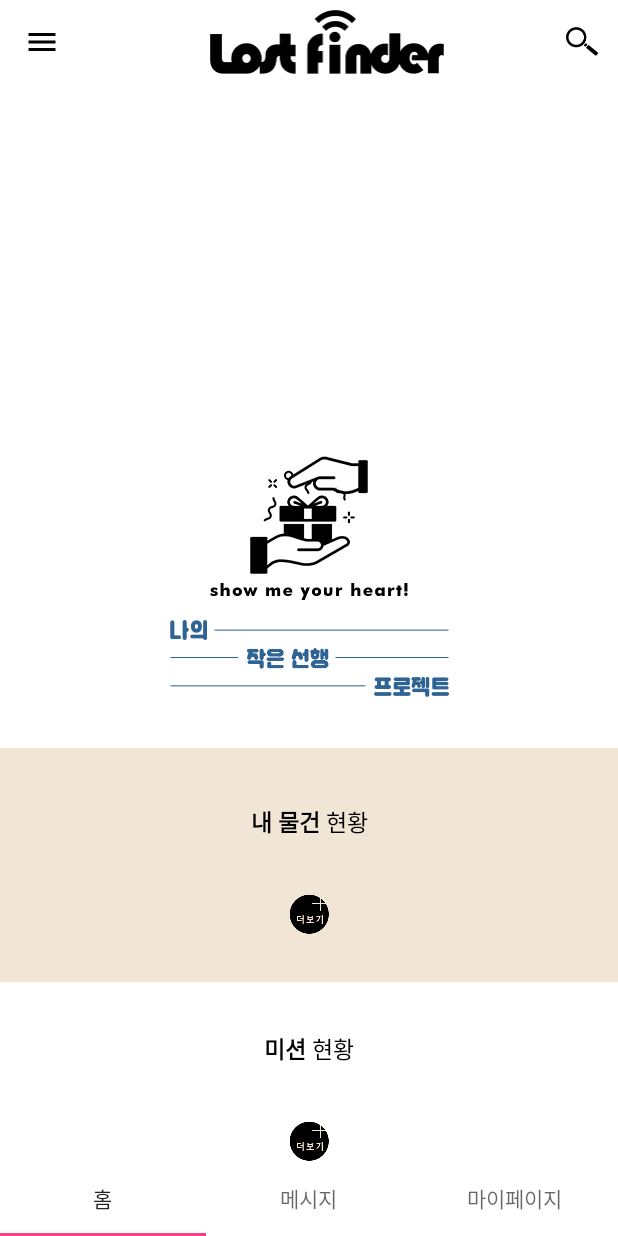
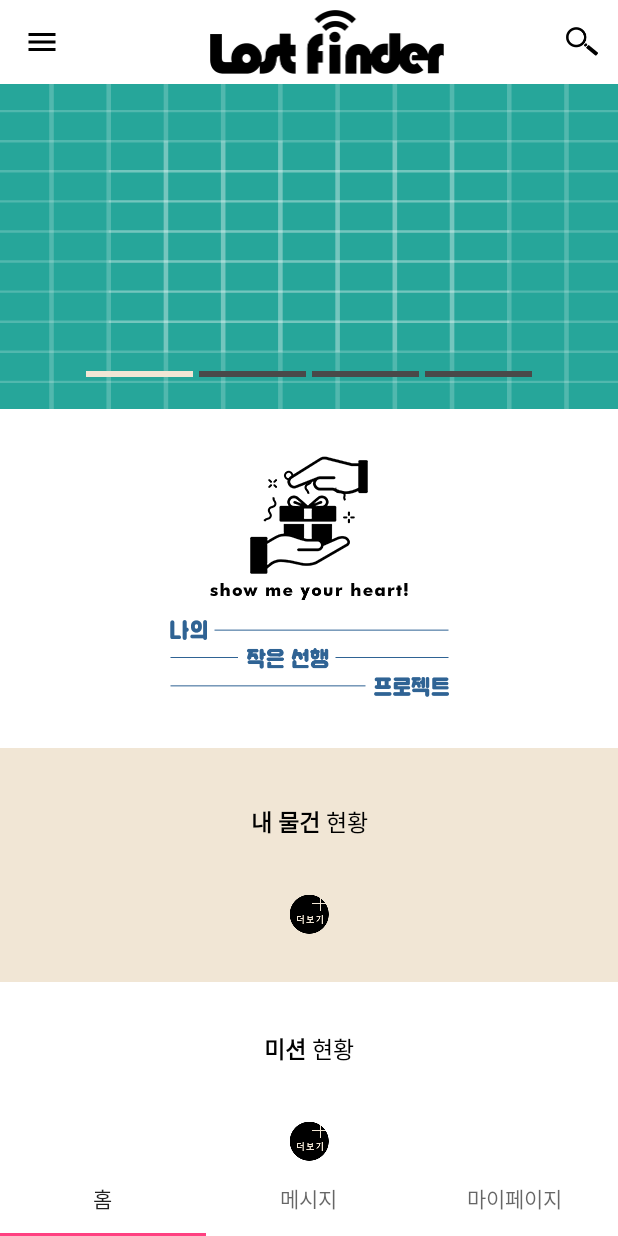
Before and after one commit to SoBsch/LOSTFINDER, an Android app: the Home screen opened directly, with no data from a screen before it, on a phone screen of 412 x 824 dp. Run offline under Robolectric (Android 15) with nearby library versions, the phone set to English and light mode, and no system bars; pictures from the network do not load.

Commit message:
* 이미지 슬라이드 인디케이터 적용

```diff
--- /dev/null
+++ b/app/src/main/java/lostfinder/sobsch/lostfinder/adapter/MainImageSlider.kt
@@ -0,0 +1,42 @@
+package lostfinder.sobsch.lostfinder.adapter
+
+import android.content.Context
+import android.support.v4.view.PagerAdapter
+import android.support.v4.view.ViewPager
+import android.view.LayoutInflater
+import android.view.View
+import android.view.ViewGroup
+import android.widget.ImageView
+import lostfinder.sobsch.lostfinder.R
+import lostfinder.sobsch.lostfinder.util.ImageUtil
+
+class MainImageSlider(val context: Context, private val items: MutableList<String>)
+    : PagerAdapter() {
+
+    private val inflater: LayoutInflater = LayoutInflater.from(context)
+
+    override fun instantiateItem(container: ViewGroup, position: Int): Any {
+
+        val mView = inflater.inflate(R.layout.home_slide_item, container, false)
+
+        val imageView = mView.findViewById<ImageView>(R.id.home_slide_image)
+
+        ImageUtil.squareDrawableImage(imageView, R.drawable.ic_launcher_background, context)
+        container.addView(mView)
+
+        return mView
+    }
+
+    override fun isViewFromObject(view: View, p1: Any): Boolean {
+        return view == p1
+    }
+
+    override fun destroyItem(container: ViewGroup, position: Int, `object`: Any) {
+        val viewPager = container as ViewPager
+        val view = `object` as View
+
+        viewPager.removeView(view)
+    }
+
+    override fun getCount(): Int = items.size
+}
--- a/app/src/main/java/lostfinder/sobsch/lostfinder/ui/home/Home.kt
+++ b/app/src/main/java/lostfinder/sobsch/lostfinder/ui/home/Home.kt
@@ -1,5 +1,7 @@
 package lostfinder.sobsch.lostfinder.ui.home
 
+import android.support.design.widget.TabLayout
+import android.support.v4.view.ViewPager
 import android.widget.ImageView
 import kotlinx.android.synthetic.main.fragment_home.*
 import lostfinder.sobsch.lostfinder.R
@@ -12,11 +14,18 @@ class Home : BaseFragment<HomeContract.View, HomeContract.Presenter>(), HomeCont
     override fun getResId(): Int = R.layout.fragment_home
 
     override fun presentImage(): ImageView = home_present
+
     override fun messageImage(): ImageView = home_message
+
     override fun yourImage(): ImageView = home_text
+
+    override fun imageSlider(): ViewPager = home_viewpager
+
+    override fun indicatorContainer(): TabLayout = home_indicator_container
 
     override fun init() {
 
+        mPresenter.loadMainSliderItems(context!!)
         mPresenter.loadImages(context!!)
 
     }
--- a/app/src/main/java/lostfinder/sobsch/lostfinder/ui/home/HomeContract.kt
+++ b/app/src/main/java/lostfinder/sobsch/lostfinder/ui/home/HomeContract.kt
@@ -1,7 +1,8 @@
 package lostfinder.sobsch.lostfinder.ui.home
 
 import android.content.Context
-import android.media.Image
+import android.support.design.widget.TabLayout
+import android.support.v4.view.ViewPager
 import android.widget.ImageView
 import lostfinder.sobsch.lostfinder.ui.base.BasePresenter
 import lostfinder.sobsch.lostfinder.ui.base.BaseView
@@ -11,13 +12,21 @@ interface HomeContract {
     interface View : BaseView {
 
         fun presentImage(): ImageView
+
         fun messageImage(): ImageView
+
         fun yourImage(): ImageView
+
+        fun imageSlider(): ViewPager
+
+        fun indicatorContainer(): TabLayout
 
     }
 
     interface Presenter : BasePresenter<View> {
 
+        fun loadMainSliderItems(context: Context)
+
         fun loadImages(context: Context)
     }
 }
--- a/app/src/main/java/lostfinder/sobsch/lostfinder/ui/home/HomePresenter.kt
+++ b/app/src/main/java/lostfinder/sobsch/lostfinder/ui/home/HomePresenter.kt
@@ -2,14 +2,35 @@ package lostfinder.sobsch.lostfinder.ui.home
 
 import android.content.Context
 import lostfinder.sobsch.lostfinder.R
+import lostfinder.sobsch.lostfinder.adapter.MainImageSlider
 import lostfinder.sobsch.lostfinder.ui.base.BasePresenterImpl
 import lostfinder.sobsch.lostfinder.util.ImageUtil
 
 class HomePresenter : BasePresenterImpl<HomeContract.View>(), HomeContract.Presenter {
 
+    override fun loadMainSliderItems(context: Context) {
+        // TODO 서버에서 메인 슬라이드 아이템 받아와 Adapter에 전달 해야됨
+
+        /* dummy*/
+        val items: MutableList<String> = ArrayList()
+        for (a in 0..3) {
+            items.add("")
+        }
+        /* dummy done*/
+
+        mView!!.imageSlider().adapter = MainImageSlider(context, items)
+
+        // indocator
+        mView!!.indicatorContainer().setupWithViewPager(mView!!.imageSlider(), true)
+
+    }
+
     override fun loadImages(context: Context) {
+
         ImageUtil.squareDrawableImage(mView!!.presentImage(), R.drawable.home_present, context)
+
         ImageUtil.squareDrawableImage(mView!!.messageImage(), R.drawable.show_me_your_heart, context)
+
         ImageUtil.squareDrawableImage(mView!!.yourImage(), R.drawable.home_text, context)
     }
 }
--- /dev/null
+++ b/app/src/main/res/drawable/tab_indicator_default.xml
@@ -0,0 +1,13 @@
+<?xml version="1.0" encoding="utf-8"?>
+<layer-list xmlns:android="http://schemas.android.com/apk/res/android">
+    <item android:left="2dp" android:right="2dp"  >
+        <shape android:shape="rectangle">
+
+            <size
+                android:width="75dp"
+                android:height="4dp" />
+
+            <solid android:color="#494949" />
+        </shape>
+    </item>
+</layer-list>
--- /dev/null
+++ b/app/src/main/res/drawable/tab_indicator_selected.xml
@@ -0,0 +1,13 @@
+<?xml version="1.0" encoding="utf-8"?>
+<layer-list xmlns:android="http://schemas.android.com/apk/res/android">
+    <item android:left="2dp" android:right="2dp"  >
+        <shape android:shape="rectangle">
+
+            <size
+                android:width="75dp"
+                android:height="4dp" />
+
+            <solid android:color="@color/login_background" />
+        </shape>
+    </item>
+</layer-list>
--- /dev/null
+++ b/app/src/main/res/drawable/tab_selector.xml
@@ -0,0 +1,8 @@
+<?xml version="1.0" encoding="utf-8"?>
+<selector xmlns:android="http://schemas.android.com/apk/res/android">
+
+    <item android:drawable="@drawable/tab_indicator_selected"
+        android:state_selected="true"/>
+
+    <item android:drawable="@drawable/tab_indicator_default"/>
+</selector>
--- a/app/src/main/res/layout/fragment_home.xml
+++ b/app/src/main/res/layout/fragment_home.xml
@@ -16,6 +16,33 @@
             android:id="@+id/home_viewpager"
             android:layout_width="0dp"
             android:layout_height="216.7dp" />
+
+        <!--  <LinearLayout
+              android:id="@+id/home_indicator_container"
+              android:layout_width="0dp"
+              android:layout_height="4dp"
+              android:background="@null"
+              android:orientation="horizontal"
+              app:layout_constraintBottom_toBottomOf="@id/home_viewpager"
+              app:layout_constraintEnd_toEndOf="parent"
+              app:layout_constraintStart_toStartOf="parent"
+              app:layout_constraintTop_toTopOf="@id/home_viewpager"
+              app:layout_constraintVertical_bias="0.9" />-->
+
+        <android.support.design.widget.TabLayout
+            android:id="@+id/home_indicator_container"
+            android:layout_width="wrap_content"
+            android:layout_height="4dp"
+            app:layout_constraintBottom_toBottomOf="@id/home_viewpager"
+            app:layout_constraintEnd_toEndOf="parent"
+            app:layout_constraintStart_toStartOf="parent"
+            app:layout_constraintTop_toTopOf="@id/home_viewpager"
+            app:layout_constraintVertical_bias="0.9"
+            app:tabBackground="@drawable/tab_selector"
+            app:tabGravity="center"
+            app:tabMinWidth="75dp"
+            app:tabIndicatorHeight="0dp" />
+
 
         <ImageView
             android:id="@+id/home_present"
@@ -131,11 +158,11 @@
             android:id="@+id/home_terms"
             android:layout_width="wrap_content"
             android:layout_height="wrap_content"
+            android:layout_marginBottom="67.3dp"
             android:layout_marginTop="12.3dp"
             android:text="@string/home_terms"
             android:textColor="@color/black"
             android:textSize="5.8sp"
-            android:layout_marginBottom="67.3dp"
             app:layout_constraintBottom_toBottomOf="parent"
             app:layout_constraintEnd_toStartOf="@id/home_botton_vertical_first_line"
             app:layout_constraintHorizontal_chainStyle="packed"
--- /dev/null
+++ b/app/src/main/res/layout/home_slide_item.xml
@@ -0,0 +1,19 @@
+<?xml version="1.0" encoding="utf-8"?>
+<android.support.constraint.ConstraintLayout xmlns:android="http://schemas.android.com/apk/res/android"
+    xmlns:app="http://schemas.android.com/apk/res-auto"
+    android:layout_width="match_parent"
+    android:layout_height="216.7dp"
+    android:background="@null">
+
+    <ImageView
+        android:id="@+id/home_slide_image"
+        android:layout_width="0dp"
+        android:layout_height="0dp"
+        android:scaleType="fitXY"
+        app:layout_constraintBottom_toBottomOf="parent"
+        app:layout_constraintEnd_toEndOf="parent"
+        app:layout_constraintStart_toStartOf="parent"
+        app:layout_constraintTop_toTopOf="parent" />
+
+
+</android.support.constraint.ConstraintLayout>
```
